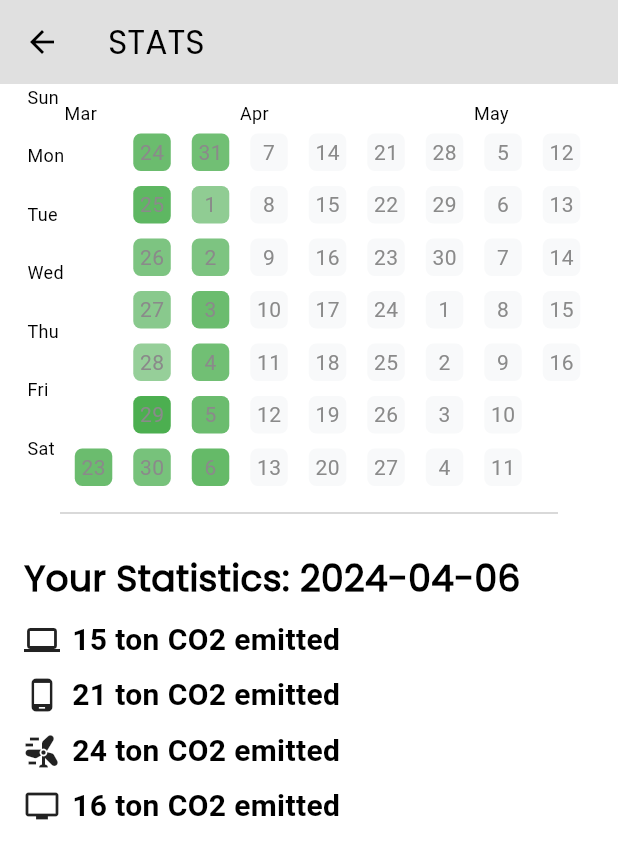
After one commit to mixter3011/Eco_App, a Flutter app: the HomePage screen opened directly, in the side drawer, after a tap on "S T A T S", on a phone screen of 412 x 824 dp. The commit adds this screen. Shown: the top 859 px of the screen. Run offline on Flutter 3.47's test engine with Material 3 defaults, Android fonts, the phone set to English and light mode, and no system bars; drawn by our look-alikes of flutter_heatmap_calendar; our stand-ins replace google_fonts, pie_chart.

Commit message:
Design Initial Stats Page; to be heavily redesigned

```diff
--- a/lib/components/my_drawer.dart
+++ b/lib/components/my_drawer.dart
@@ -5,6 +5,7 @@ import 'package:smarthomeui/pages/meta_mask_wallet_page.dart';
 import 'package:smarthomeui/pages/redeem_page.dart';
 import 'package:smarthomeui/pages/settings_page.dart';
 import 'package:smarthomeui/screen/splash_screen.dart';
+import 'package:smarthomeui/pages/stats_page.dart';
 
 class MyDrawer extends StatelessWidget {
   const MyDrawer({super.key});
@@ -58,6 +59,23 @@ class MyDrawer extends StatelessWidget {
 
           const SizedBox(height: 30),
 
+          // contribution list title
+          MyDrawerTile(
+            text: "S T A T S",
+            icon: Icons.bar_chart,
+            onTap: () {
+              Navigator.pop(context);
+              Navigator.push(
+                context,
+                MaterialPageRoute(
+                  builder: (context) => const StatsPage(),
+                ),
+              );
+            },
+          ),
+
+          const SizedBox(height: 30),
+
           // Redeem list title
           MyDrawerTile(
             text: "R E D E E M",
@@ -89,7 +107,6 @@ class MyDrawer extends StatelessWidget {
           ),
 
           const SizedBox(height: 30),
-
 
           // settings list title
           MyDrawerTile(
--- /dev/null
+++ b/lib/pages/stats_page.dart
@@ -0,0 +1,235 @@
+import 'package:flutter/material.dart';
+import 'package:flutter_heatmap_calendar/flutter_heatmap_calendar.dart';
+
+class StatsPage extends StatefulWidget {
+  const StatsPage({Key? key}) : super(key: key);
+
+  @override
+  State<StatsPage> createState() => _StatsPageState();
+}
+
+class _StatsPageState extends State<StatsPage> {
+  //bottom bar variables
+  int _currentBottomIndex = 0;
+  late String currentDateText;
+  late DateTime selectedDate;
+  List<int> emissions = List.filled(4, 0);
+
+  @override
+  void initState() {
+    super.initState();
+    selectedDate = DateTime.now();
+    currentDateText = _getCurrentDateText(selectedDate);
+    _updateEmissions(selectedDate);
+  }
+
+  void _handleBottomIndexChange(int? index) {
+    setState(() {
+      _currentBottomIndex = index!;
+    });
+  }
+
+  // padding constants
+  final double verticalPadding = 25;
+
+  List<List<dynamic>> deviceUsage = [
+    // [ Date, Device1's Usage, Device2's Usage, Device3's Usage, Device4's Usage,  ]
+    ["2024-03-22", 21, 18, 23, 17],
+    ["2024-03-23", 20, 22, 16, 19],
+    ["2024-03-24", 24, 15, 20, 18],
+    ["2024-03-25", 16, 23, 17, 19],
+    ["2024-03-26", 23, 20, 22, 15],
+    ["2024-03-27", 19, 21, 18, 24],
+    ["2024-03-28", 22, 17, 24, 21],
+    ["2024-03-29", 18, 19, 15, 20],
+    ["2024-03-30", 15, 24, 23, 17],
+    ["2024-03-31", 16, 22, 17, 23],
+    ["2024-04-01", 23, 18, 20, 22],
+    ["2024-04-02", 24, 16, 21, 19],
+    ["2024-04-03", 17, 20, 16, 24],
+    ["2024-04-04", 20, 24, 19, 15],
+    ["2024-04-05", 18, 23, 15, 21],
+    ["2024-04-06", 15, 21, 24, 16],
+  ];
+
+  Map<DateTime, int> _generateHeatmapDataset() {
+    Map<DateTime, int> heatMapData = {};
+
+    deviceUsage.forEach((data) {
+      DateTime date = DateTime.parse(data[0]);
+      /*
+      The bottom two lines impact the calculation of the total device usage.
+      Right now it's simply 100 - (sum of data)
+      [TODO:] Update with formula
+      */
+      int totalDeviceUsage = data[1] + data[2] + data[3] + data[4];
+      int calculatedValue = 100 - totalDeviceUsage;
+      heatMapData[date] = calculatedValue;
+    });
+
+    return heatMapData;
+  }
+
+  // Function - Updates the date to the one corresponding to the icons inside the HeatMap
+  String _getCurrentDateText(DateTime date) {
+    return '${date.year}-${date.month.toString().padLeft(2, '0')}-${date.day.toString().padLeft(2, '0')}';
+  }
+
+  // Function - Updates the emissions to the one corresponding to the icons inside the HeatMap
+  void _updateEmissions(DateTime date) {
+    var data = deviceUsage.firstWhere(
+        (element) =>
+            element[0] ==
+            "${date.year}-${date.month.toString().padLeft(2, '0')}-${date.day.toString().padLeft(2, '0')}",
+        orElse: () => []);
+    if (data.isNotEmpty) {
+      setState(() {
+        emissions = List.from(data.sublist(1));
+      });
+    } else {
+      setState(() {
+        emissions = List.filled(4, 0);
+      });
+    }
+  }
+
+  @override
+  Widget build(BuildContext context) {
+    return Scaffold(
+      appBar: AppBar(
+        title: const Text(
+          "STATS",
+          style: TextStyle(fontFamily: "Poppins"),
+        ),
+        backgroundColor: Theme.of(context).colorScheme.background,
+      ),
+      body: Column(
+        children: [
+          Padding(
+            padding: const EdgeInsets.symmetric(horizontal: 10),
+            child: Column(
+              crossAxisAlignment: CrossAxisAlignment.start,
+              children: [
+                HeatMap(
+                  startDate: DateTime.now().subtract(const Duration(days: 14)),
+                  endDate: DateTime.now().add(const Duration(days: 40)),
+                  margin:
+                      const EdgeInsets.symmetric(horizontal: 7, vertical: 5),
+                  datasets: _generateHeatmapDataset(),
+                  colorMode: ColorMode.opacity,
+                  showText: true,
+                  size: 25,
+                  scrollable: true,
+                  showColorTip: false,
+                  colorsets: const {
+                    1: Colors.green,
+                  },
+                  onClick: (value) {
+                    setState(() {
+                      selectedDate = value;
+                      currentDateText = _getCurrentDateText(selectedDate);
+                      _updateEmissions(selectedDate);
+                    });
+                  },
+                )
+              ],
+            ),
+          ),
+          const SizedBox(height: 5),
+          const Padding(
+            padding: EdgeInsets.symmetric(horizontal: 40.0),
+            child: Divider(
+              thickness: 1,
+              color: Color.fromARGB(255, 204, 204, 204),
+            ),
+          ),
+          const SizedBox(height: 10),
+          Column(
+            crossAxisAlignment: CrossAxisAlignment.start,
+            children: [
+              Padding(
+                padding: const EdgeInsets.symmetric(
+                    vertical: 8, horizontal: 16), // Remove padding on left
+                child: Column(
+                  crossAxisAlignment:
+                      CrossAxisAlignment.start, // Align text to the start
+                  children: [
+                    Text(
+                      'Your Statistics: ${currentDateText}',
+                      style: TextStyle(
+                          fontSize: 24,
+                          fontWeight: FontWeight.bold,
+                          fontFamily: "Poppins"),
+                    ),
+                    SizedBox(height: 10),
+                    Row(
+                      children: [
+                        Icon(Icons.laptop),
+                        const SizedBox(width: 8),
+                        Text(
+                          '${emissions[0]} ton CO2 emitted',
+                          style: TextStyle(
+                            fontSize: 20,
+                            fontWeight: FontWeight.bold,
+                          ),
+                        ),
+                      ],
+                    ),
+                    SizedBox(
+                      height: 8,
+                    ),
+                    Row(
+                      children: [
+                        Icon(Icons.phone_android),
+                        const SizedBox(width: 8),
+                        Text(
+                          '${emissions[1]} ton CO2 emitted',
+                          style: TextStyle(
+                            fontSize: 20,
+                            fontWeight: FontWeight.bold,
+                          ),
+                        ),
+                      ],
+                    ),
+                    SizedBox(
+                      height: 8,
+                    ),
+                    Row(
+                      children: [
+                        Icon(Icons.wind_power),
+                        const SizedBox(width: 8),
+                        Text(
+                          '${emissions[2]} ton CO2 emitted',
+                          style: TextStyle(
+                            fontSize: 20,
+                            fontWeight: FontWeight.bold,
+                          ),
+                        ),
+                      ],
+                    ),
+                    SizedBox(
+                      height: 8,
+                    ),
+                    Row(
+                      children: [
+                        Icon(Icons.tv),
+                        const SizedBox(width: 8),
+                        Text(
+                          '${emissions[3]} ton CO2 emitted',
+                          style: TextStyle(
+                            fontSize: 20,
+                            fontWeight: FontWeight.bold,
+                          ),
+                        ),
+                      ],
+                    ),
+                  ],
+                ),
+              ),
+            ],
+          ),
+        ],
+      ),
+    );
+  }
+}
```
Also changed, not shown: pubspec.yaml (+3 -4 lines), lib/pages/home_page.dart (indentation only), pubspec.lock.
